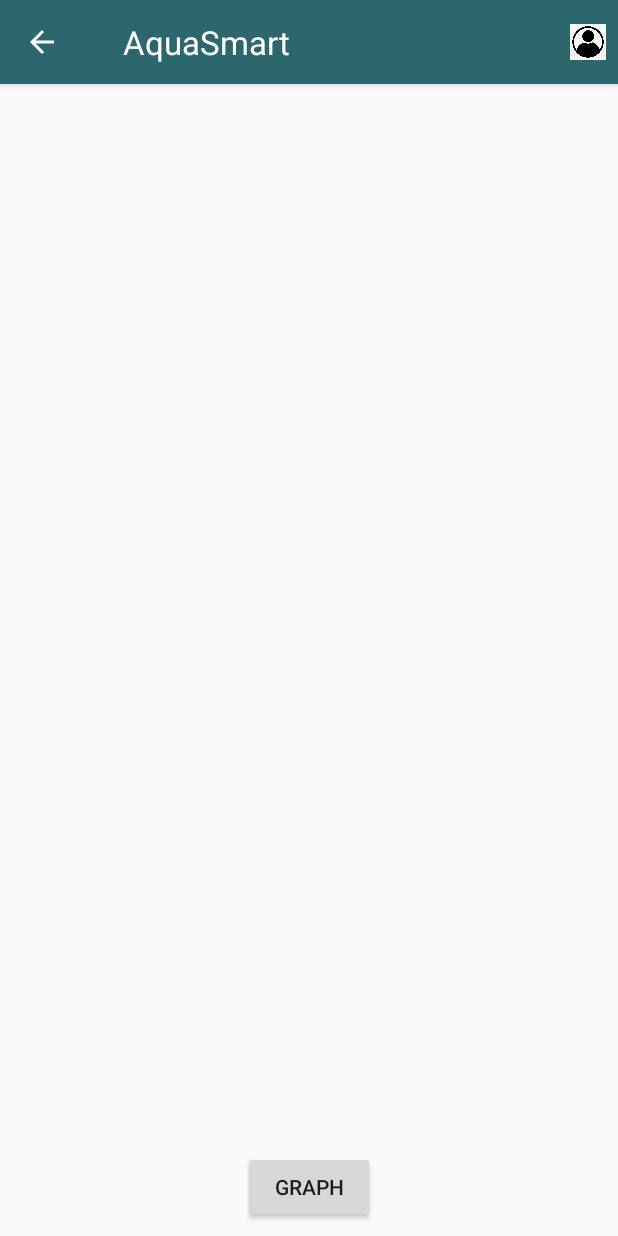
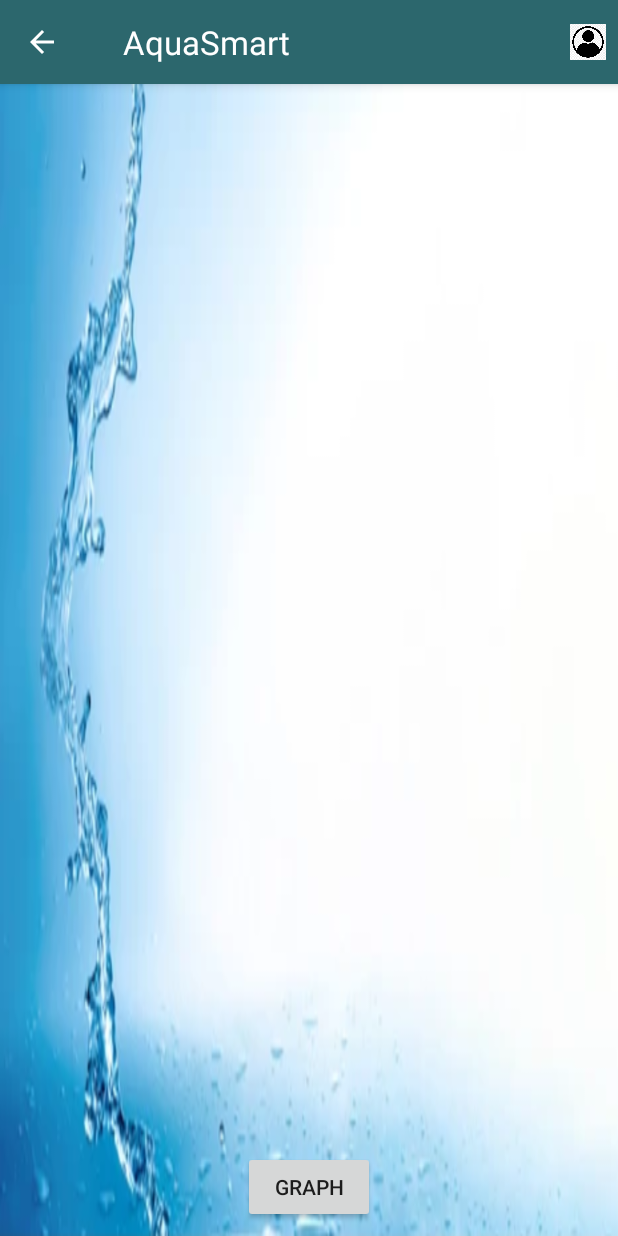
Before and after one commit to MANSI288/FireTDS_21, an Android app: the HistoryList screen opened directly, with no data from a screen before it, on a phone screen of 412 x 824 dp. Run offline under Robolectric (Android 15) with nearby library versions, the phone set to English and light mode, and no system bars; our stand-ins replace Firebase (no records; nobody signed in at launch, a user with empty details on screens opened directly).

Commit message:
Update activity_historylist.xml

```diff
--- a/app/src/main/res/layout/activity_historylist.xml
+++ b/app/src/main/res/layout/activity_historylist.xml
@@ -5,6 +5,7 @@
     android:layout_width="match_parent"
     android:layout_height="match_parent"
     tools:context=".HistoryList"
+    android:background="@drawable/water2"
 
     >
 
```
